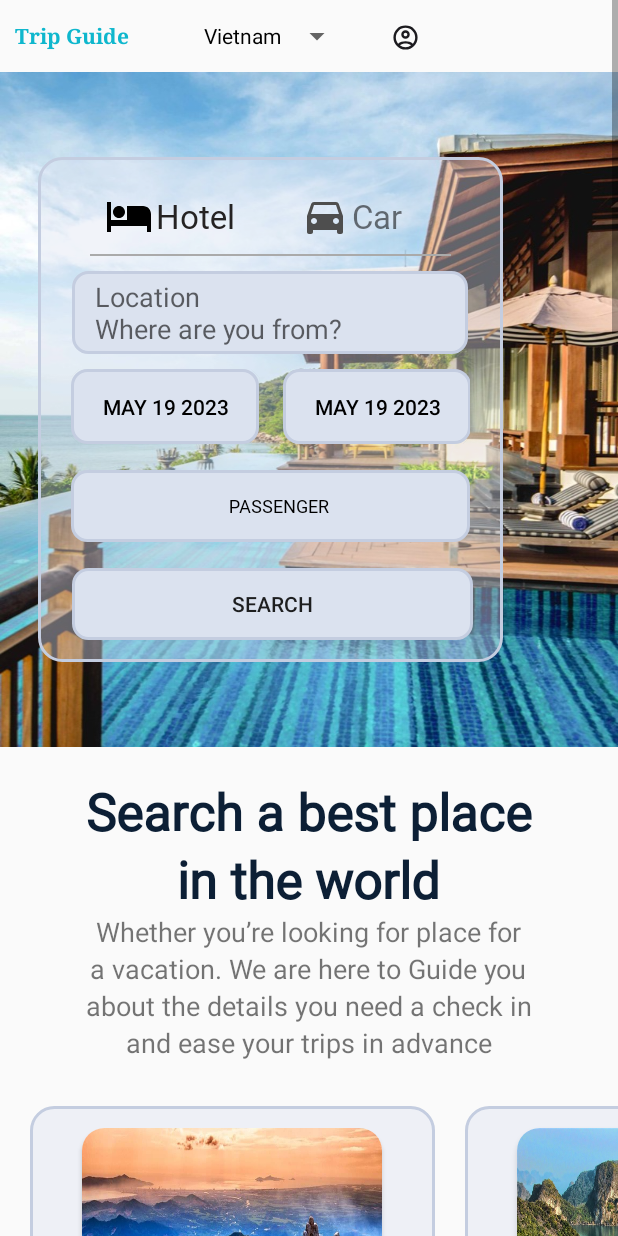
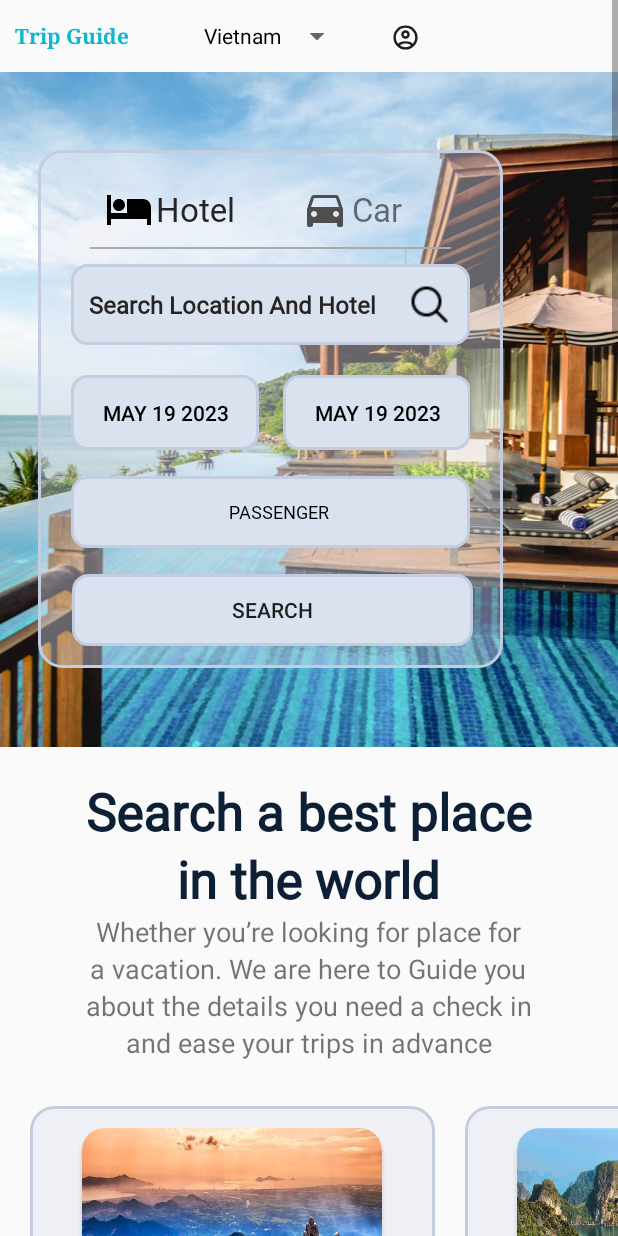
Before and after one commit to vietpham102301/Hotel-Booking-mobile, an Android app: the HomePageActivity screen opened directly, with no data from a screen before it, on a phone screen of 412 x 824 dp. Run offline under Robolectric (Android 15) with nearby library versions, the phone set to English and light mode, and no system bars; libraries missing offline, so code that uses them is left out: com.makeramen.roundedimageview; Roboto replaces fonts that are not available here; 3 statements that could not run were skipped.

Commit message:
homepageinf

```diff
--- a/app/src/main/java/com/example/hotelbooking/HomePageActivity.java
+++ b/app/src/main/java/com/example/hotelbooking/HomePageActivity.java
@@ -11,20 +11,30 @@ import androidx.viewpager2.widget.ViewPager2;
 
 import android.app.AlertDialog;
 import android.app.DatePickerDialog;
+import android.app.Dialog;
 import android.content.Intent;
 import android.content.SharedPreferences;
+import android.graphics.Color;
+import android.graphics.drawable.ColorDrawable;
 import android.os.Bundle;
 import android.os.Handler;
+import android.text.Editable;
+import android.text.TextWatcher;
 import android.view.View;
 import android.widget.AdapterView;
 import android.widget.ArrayAdapter;
 import android.widget.Button;
 import android.widget.EditText;
 import android.widget.LinearLayout;
+import android.widget.ListView;
 import android.widget.Spinner;
 import android.widget.TextView;
+import android.widget.Toast;
 
 //import com.example.hotelbooking.homepage.adapter.ListViewAdapter;
+import com.example.hotelbooking.Collector.Collector;
+import com.example.hotelbooking.filter.api.ApiService;
+import com.example.hotelbooking.filter.model.ProvicesOutFit;
 import com.example.hotelbooking.homepage.api.ApiClient;
 import com.example.hotelbooking.homepage.model.HomepageListApiResponse;
 import com.example.hotelbooking.homepage.adapter.HomepageListAdapter;
@@ -56,14 +66,12 @@ public class HomePageActivity extends AppCompatActivity implements AdapterView.O
     private TextView customerNameTxtView;
     private String customerName;
     private Button btnSearch;
-    private Spinner btnpsg;
-    private EditText locationsearch;
-
-
-
+    TextView textView;
+    Dialog dialog;
+    EditText editText;
+    ListView listView;
     ArrayList<String> arrayList;
-//    ArrayAdapter<String> adapter;
-
+    ArrayAdapter<String> adapter3;
     private Handler sliderHandler = new Handler();
 
     private static final String[] paths = {
@@ -106,9 +114,9 @@ public class HomePageActivity extends AppCompatActivity implements AdapterView.O
 
         //item payment
         Spinner spinner = findViewById(R.id.spinner);
-        ArrayAdapter<CharSequence> adapter = ArrayAdapter.createFromResource(this, R.array.lang, R.layout.payment_spinner_item);
-        adapter.setDropDownViewResource(android.R.layout.simple_spinner_dropdown_item);
-        spinner.setAdapter(adapter);
+        final ArrayAdapter<CharSequence>[] adapter = new ArrayAdapter[]{ArrayAdapter.createFromResource(this, R.array.lang, R.layout.payment_spinner_item)};
+        adapter[0].setDropDownViewResource(android.R.layout.simple_spinner_dropdown_item);
+        spinner.setAdapter(adapter[0]);
         spinner.setSelected(false);
         spinner.setSelection(0,true);
         spinner.setOnItemSelectedListener(this);
@@ -121,7 +129,7 @@ public class HomePageActivity extends AppCompatActivity implements AdapterView.O
         customerNameTxtView.setOnClickListener( view -> startActivity(new Intent(HomePageActivity.this, ProfileActivity.class)));
 
         btnSearch = findViewById(R.id.btnSearch);
-        btnSearch.setOnClickListener(view -> startActivity( new Intent(HomePageActivity.this, HotelListActivity.class)));
+        btnSearch.setOnClickListener(view -> startActivity( new Intent(HomePageActivity.this, HotelInformationActivity.class)));
 
         arrayList =new ArrayList<>();
 //        callApiListProvinces(arrayList);
@@ -129,7 +137,6 @@ public class HomePageActivity extends AppCompatActivity implements AdapterView.O
 
         //banner
         viewPager = findViewById(R.id.pager);
-
         List<SliderItem> sliderItemArrayList = new ArrayList<>();
         sliderItemArrayList.add(new SliderItem(R.drawable.home_amanoi2));
         sliderItemArrayList.add(new SliderItem(R.drawable.home_amina));
@@ -174,12 +181,59 @@ public class HomePageActivity extends AppCompatActivity implements AdapterView.O
         spinner = (Spinner) findViewById(R.id.btnpsg);
         ArrayAdapter<String> adapter2 = new ArrayAdapter<String>(HomePageActivity.this,
                 R.layout.spinner_item,paths);
-        adapter.setDropDownViewResource(android.R.layout.simple_spinner_dropdown_item);
+        adapter[0].setDropDownViewResource(android.R.layout.simple_spinner_dropdown_item);
         spinner.setAdapter(adapter2);
         spinner.setOnItemSelectedListener(this);
 
+        //SearchBar
+        arrayList =new ArrayList<>();
+        callApiListProvinces(arrayList);
+
+        textView = findViewById(R.id.search_barhomepage);
+        textView.setOnClickListener(new View.OnClickListener() {
+            @Override
+            public void onClick(View v) {
+                 dialog = new Dialog(HomePageActivity.this);
+                 dialog.setContentView(R.layout.dialog_searchble_spinner);
+                 dialog.getWindow().setLayout(650,800);
+                 dialog.getWindow().setBackgroundDrawable(new ColorDrawable(Color.TRANSPARENT));
+                 dialog.show();
+                 editText = dialog.findViewById(R.id.edit_search_filter);
+                 listView = dialog.findViewById(R.id.search_list_name_hotel);
+                 adapter3 = new ArrayAdapter<>(HomePageActivity.this, android.R.layout.simple_list_item_1,arrayList);
+                 listView.setAdapter(adapter3);
+                 editText.addTextChangedListener(new TextWatcher() {
+                     @Override
+                     public void beforeTextChanged(CharSequence s, int start, int count, int after) {}
+                     @Override
+                     public void onTextChanged(CharSequence s, int start, int before, int count) {
+                         adapter3.getFilter().filter(s);
+                     }
+                     @Override
+                     public void afterTextChanged(Editable s) {}
+                 });
+
+                 listView.setOnItemClickListener(new AdapterView.OnItemClickListener() {
+                     @Override
+                     public void onItemClick(AdapterView<?> parent, View view, int position, long id) {
+                         textView.setText(adapter3.getItem(position));
+                         Collector.prv= adapter3.getItem(position);
+                         System.out.println(Collector.prv);
+                         dialog.dismiss();
+                     }
+                 });
+            }
+        });
+        btnSearch.setOnClickListener(new View.OnClickListener() {
+            @Override
+            public void onClick(View v) {
+
+            }
+        });
+
     }
 
+    //Call Api
     public void populateHomepage(){
         ApiClient.getClient().create(ApiHomepage.class).getHomepage().enqueue(new Callback<HomepageListApiResponse>() {
             @Override
@@ -238,12 +292,10 @@ public class HomePageActivity extends AppCompatActivity implements AdapterView.O
         datePickerDialogHp1.getDatePicker().setMinDate(cal.getTimeInMillis());
         //datePickerDialog.getDatePicker().setMaxDate(System.currentTimeMillis());
     }
-
     private String makeDateString(int day, int month, int year)
     {
         return getMonthFormat(month) + " " + day + " " + year;
     }
-
     private String getMonthFormat(int month)
     {
         if(month == 1)
@@ -288,21 +340,23 @@ public class HomePageActivity extends AppCompatActivity implements AdapterView.O
     public void onItemSelected(AdapterView<?> adapterView, View view, int i, long l) {return;}
     @Override
     public void onNothingSelected(AdapterView<?> adapterView) {return;}
-//    private void callApiListProvinces(ArrayList arrayList){
-//        ApiService.apiService.provinces().enqueue(new Callback<ProvicesOutFit>() {
-//            @Override
-//            public void onResponse(Call<ProvicesOutFit> call, Response<ProvicesOutFit> response) {
-//                Toast.makeText(HomePageActivity.this, "Call Api Success", Toast.LENGTH_SHORT).show();
-//                ProvicesOutFit data = response.body();
-//                for (int i=0;i<data.getData().size();i++) {
-//                    System.out.println(data.getData().get(i).getId());
-//                    arrayList.add(data.getData().get(i).getId());
-//                }
-//            }
-//            @Override
-//            public void onFailure(Call<ProvicesOutFit> call, Throwable t) {
-//                Toast.makeText(HomePageActivity.this, "Call Api Error", Toast.LENGTH_SHORT).show();
-//            }
-//        });
-//    }
+
+
+    private void callApiListProvinces(ArrayList arrayList){
+        ApiService.apiService.provinces().enqueue(new Callback<ProvicesOutFit>() {
+            @Override
+            public void onResponse(Call<ProvicesOutFit> call, Response<ProvicesOutFit> response) {
+                Toast.makeText(HomePageActivity.this, "Call Api Success", Toast.LENGTH_SHORT).show();
+                ProvicesOutFit data = response.body();
+                for (int i=0;i<data.getData().size();i++) {
+                    System.out.println(data.getData().get(i).getId());
+                    arrayList.add(data.getData().get(i).getId());
+                }
+            }
+            @Override
+            public void onFailure(Call<ProvicesOutFit> call, Throwable t) {
+                Toast.makeText(HomePageActivity.this, "Call Api Error", Toast.LENGTH_SHORT).show();
+            }
+        });
+    }
 }
--- a/app/src/main/res/layout/filter.xml
+++ b/app/src/main/res/layout/filter.xml
@@ -64,7 +64,7 @@
                         />
                     <Button
                         android:id="@+id/checkInButtonSearch"
-                        android:layout_width="150dp"
+                        android:layout_width="130dp"
                         android:layout_height="wrap_content"
                         android:background="@drawable/border_load"
                         android:text="JAN 01 2020"
@@ -80,7 +80,7 @@
                     android:layout_width="wrap_content"
                     android:layout_height="wrap_content"
                     android:orientation="vertical"
-                    android:layout_marginStart="40dp">
+                    android:layout_marginStart="25dp">
                     <TextView
                         android:id="@+id/customerNameTxtView"
                         android:layout_width="wrap_content"
@@ -94,7 +94,7 @@
                         />
                     <Button
                         android:id="@+id/checkOutButtonSearch"
-                        android:layout_width="150dp"
+                        android:layout_width="130dp"
                         android:layout_height="wrap_content"
                         android:background="@drawable/border_load"
                         android:text="JAN 01 2020"
--- a/app/src/main/res/layout/homepage.xml
+++ b/app/src/main/res/layout/homepage.xml
@@ -159,18 +159,24 @@
                         android:layout_marginEnd="30dp"
                         android:background="@android:color/darker_gray" />
 
-                    <EditText
-                        android:id="@+id/locationsearch"
-                        android:layout_width="264dp"
+                    <TextView
+                        android:id="@+id/search_barhomepage"
+                        android:layout_width="match_parent"
                         android:layout_height="wrap_content"
-                        android:layout_gravity="center"
-                        android:layout_margin="10dp"
+                        android:layout_marginHorizontal="34dp"
+                        android:layout_marginStart="17dp"
+                        android:layout_marginTop="10dp"
+                        android:layout_marginEnd="17dp"
+                        android:layout_marginBottom="20dp"
                         android:background="@drawable/border_shape"
-                        android:maxLines="2"
-                        android:minHeight="48dp"
-                        android:paddingLeft="15dp"
-                        android:hint="Location \nWhere are you from?"
-                        tools:ignore="InvalidId" />
+                        android:drawableEnd="@drawable/icon_search"
+                        android:fontFamily="@font/andada"
+                        android:textStyle="bold"
+                        android:textColorHint="#252323"
+                        android:gravity="center_vertical"
+                        android:hint="Search Location And Hotel"
+                        android:padding="12dp"
+                        android:textSize="16sp"></TextView>
 
                     <LinearLayout
                         android:layout_width="match_parent"
```
Also changed, not shown: app/src/main/java/com/example/hotelbooking/Searchbar/ApiSearchBar.java (+23 -1 lines), app/src/main/java/com/example/hotelbooking/Searchbar/Listsearch.java (+36 -1 lines), app/src/main/java/com/example/hotelbooking/Searchbar/SearchBar.java (+39 -1 lines), app/src/main/java/com/example/hotelbooking/SignInActivity.java (+50 -19 lines), app/src/main/res/layout/signin_app.xml (+16 -1 lines).
